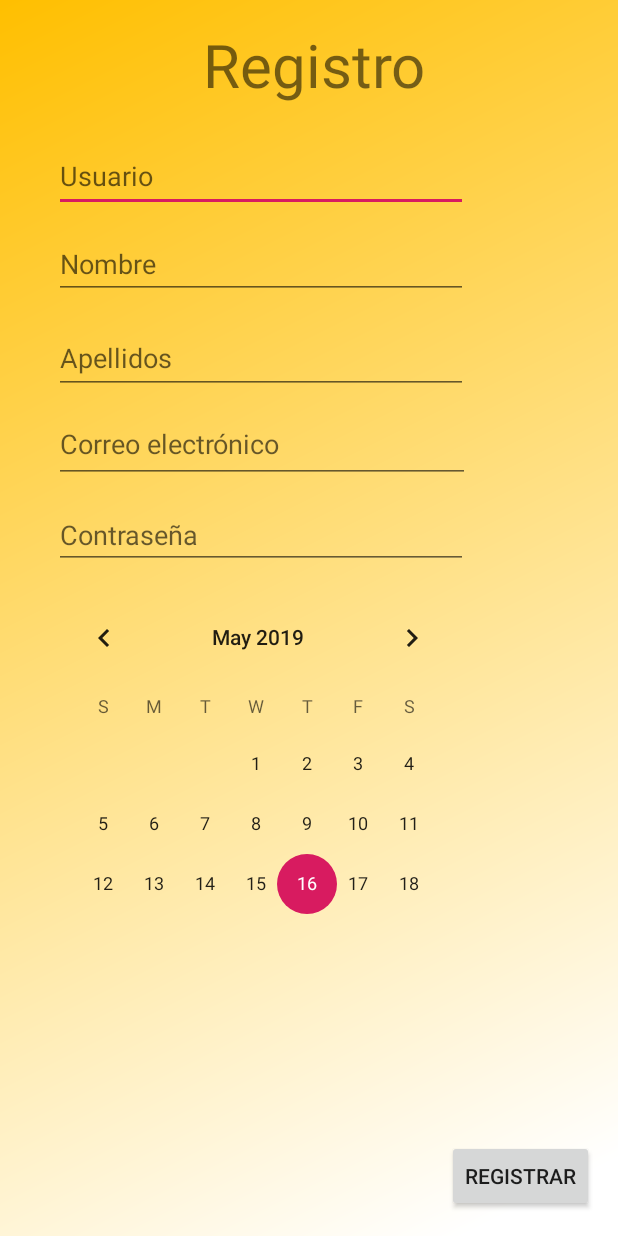
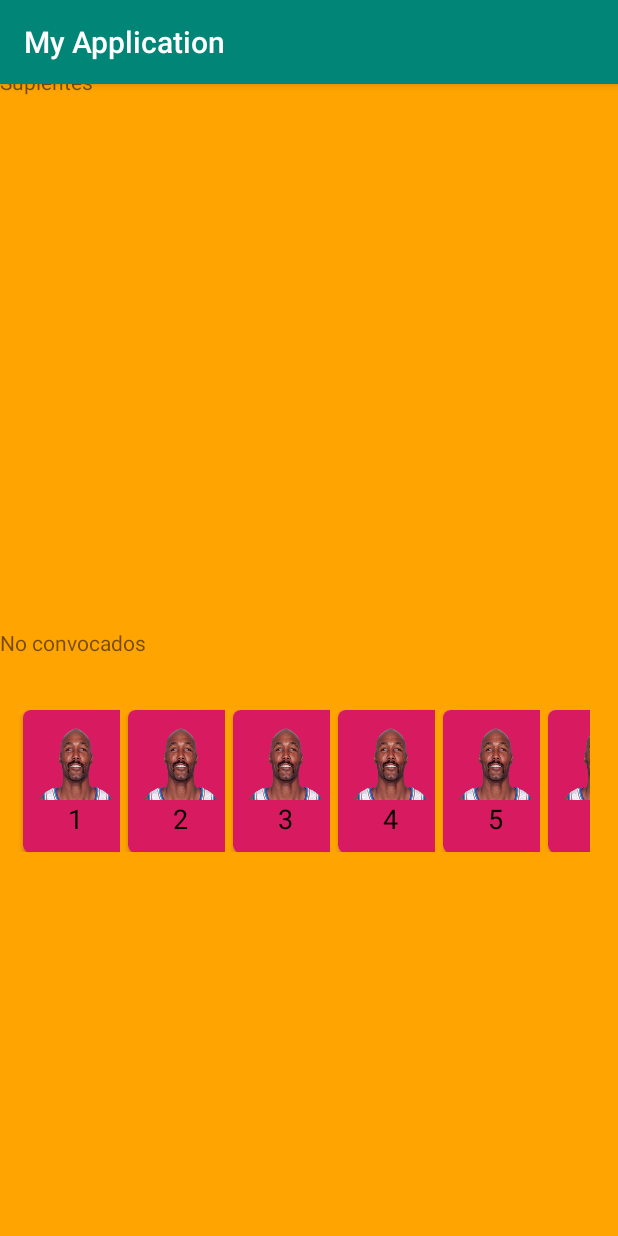
Before and after one commit to yoxavi82/TeamLeagueNBAGit, an Android app: the RegisterView screen opened directly, with no data from a screen before it, after a tap on "REGISTRAR", on a phone screen of 412 x 824 dp. Run offline under Robolectric (Android 15) with nearby library versions, the phone set to English and light mode, and no system bars.

Commit message:
recycle ok

```diff
--- a/app/build.gradle
+++ b/app/build.gradle
@@ -26,4 +26,7 @@ dependencies {
     testImplementation 'junit:junit:4.12'
     androidTestImplementation 'com.android.support.test:runner:1.0.2'
     androidTestImplementation 'com.android.support.test.espresso:espresso-core:3.0.2'
+
+    implementation 'com.android.support:recyclerview-v7:28.0.0'
+    implementation 'com.android.support:cardview-v7:28.0.0'
 }
--- a/app/src/main/AndroidManifest.xml
+++ b/app/src/main/AndroidManifest.xml
@@ -11,6 +11,8 @@
         android:supportsRtl="true"
         android:theme="@style/AppTheme">
         <activity android:name=".RegisterView"></activity>
+        <activity android:name=".Alineacion_Activity"></activity>
+
         <activity android:name=".MainActivity">
             <intent-filter>
                 <action android:name="android.intent.action.MAIN" />
@@ -24,4 +26,5 @@
             android:resource="@array/preloaded_fonts" />
     </application>
 
+
 </manifest>
--- a/app/src/main/java/cfgs/example/teamleaguenbagit/Alineacion.java
+++ b/app/src/main/java/com/example/myapplication/Alineacion.java
@@ -1,4 +1,4 @@
-package cfgs.example.teamleaguenbagit;
+package com.example.myapplication;
 
 import android.content.Context;
 import android.net.Uri;
@@ -7,8 +7,6 @@ import android.support.v4.app.Fragment;
 import android.view.LayoutInflater;
 import android.view.View;
 import android.view.ViewGroup;
-
-import com.example.myapplication.R;
 
 
 /**
--- /dev/null
+++ b/app/src/main/java/com/example/myapplication/Alineacion_Activity.java
@@ -0,0 +1,82 @@
+package com.example.myapplication;
+
+import android.graphics.Color;
+import android.support.constraint.ConstraintLayout;
+import android.support.v4.view.MotionEventCompat;
+import android.support.v7.app.AppCompatActivity;
+import android.os.Bundle;
+import android.support.v7.widget.LinearLayoutManager;
+import android.support.v7.widget.RecyclerView;
+import android.view.MotionEvent;
+import android.widget.ImageView;
+import android.widget.LinearLayout;
+
+import java.util.ArrayList;
+
+public class Alineacion_Activity extends AppCompatActivity {
+    ImageView suplente1,suplente2,suplente3,suplente4,suplente5,suplente6;
+    boolean moving = false;
+    LinearLayout a;
+    LinearLayout layout;
+    private RecyclerView recyclerView;
+    private ArrayList<PlayerModel> imageModelArrayList;
+    ConstraintLayout principal;
+    private PlayerAdapter adapter;
+
+   // private int[] myImageList = new int[]{R.drawable.uno, R.drawable.dos,R.drawable.dos, R.drawable.tres,R.drawable.uno,R.drawable.dos,R.drawable.tres};
+    private String[] myImageNameList = new String[]{"1","2" ,"3","4","5","6","7"};
+
+
+    @Override
+    protected void onCreate(Bundle savedInstanceState) {
+
+        super.onCreate(savedInstanceState);
+        setContentView(R.layout.activity_alineacion);
+        layout = findViewById(R.id.layout);
+        principal= findViewById(R.id.layoutPrincipal);
+        recyclerView = (RecyclerView) findViewById(R.id.suplentes);
+        imageModelArrayList = eatFruits();
+        adapter = new PlayerAdapter(this, imageModelArrayList);
+        recyclerView.setAdapter(adapter);
+        recyclerView.setLayoutManager(new LinearLayoutManager(getApplicationContext(), LinearLayoutManager.HORIZONTAL, false));
+
+
+    }
+
+    private ArrayList<PlayerModel> eatFruits(){
+
+        ArrayList<PlayerModel> list = new ArrayList<>();
+
+        for(int i = 0; i < 7; i++){
+            PlayerModel playerModel = new PlayerModel();
+            playerModel.setName(myImageNameList[i]);
+            playerModel.setImage_drawable(R.drawable.dos);
+            list.add(playerModel);
+        }
+
+        return list;
+    }
+
+    @Override
+    public boolean onTouchEvent(MotionEvent event) {
+        // TODO Auto-generated method stub
+
+        int action = MotionEventCompat.getActionMasked(event);
+        System.out.println(event.getDeviceId());
+        switch (action) {
+            case (MotionEvent.ACTION_DOWN):
+                return true;
+            case (MotionEvent.ACTION_MOVE):
+                return true;
+            case (MotionEvent.ACTION_UP):
+                return true;
+            case (MotionEvent.ACTION_CANCEL):
+                return true;
+            case (MotionEvent.ACTION_OUTSIDE):
+
+                return true;
+            default:
+                return super.onTouchEvent(event);
+        }
+    }
+}
--- /dev/null
+++ b/app/src/main/java/com/example/myapplication/PlayerAdapter.java
@@ -0,0 +1,58 @@
+package com.example.myapplication;
+
+import android.content.Context;
+import android.support.v7.widget.RecyclerView;
+import android.view.LayoutInflater;
+import android.view.View;
+import android.view.ViewGroup;
+import android.widget.ImageView;
+import android.widget.TextView;
+
+import java.util.ArrayList;
+
+public class PlayerAdapter extends RecyclerView.Adapter<PlayerAdapter.MyViewHolder> {
+
+    private LayoutInflater inflater;
+    private ArrayList<PlayerModel> imageModelArrayList;
+
+    public PlayerAdapter(Context ctx, ArrayList<PlayerModel> imageModelArrayList){
+
+        inflater = LayoutInflater.from(ctx);
+        this.imageModelArrayList = imageModelArrayList;
+    }
+
+    @Override
+    public MyViewHolder onCreateViewHolder(ViewGroup parent, int viewType) {
+
+        View view = inflater.inflate(R.layout.recycler_item, parent, false);
+        MyViewHolder holder = new MyViewHolder(view);
+
+        return holder;
+    }
+
+    @Override
+    public void onBindViewHolder(MyViewHolder holder, int position) {
+
+        holder.iv.setImageResource(imageModelArrayList.get(position).getImage_drawable());
+        holder.time.setText(imageModelArrayList.get(position).getName());
+    }
+
+    @Override
+    public int getItemCount() {
+        return imageModelArrayList.size();
+    }
+
+    class MyViewHolder extends RecyclerView.ViewHolder{
+
+        TextView time;
+        ImageView iv;
+
+        public MyViewHolder(View itemView) {
+            super(itemView);
+
+            time = (TextView) itemView.findViewById(R.id.tv);
+            iv = (ImageView) itemView.findViewById(R.id.iv);
+        }
+
+    }
+}
--- /dev/null
+++ b/app/src/main/java/com/example/myapplication/PlayerModel.java
@@ -0,0 +1,22 @@
+package com.example.myapplication;
+
+public class PlayerModel {
+    private String name;
+    private int image_drawable;
+
+    public String getName() {
+        return name;
+    }
+
+    public void setName(String name) {
+        this.name = name;
+    }
+
+    public int getImage_drawable() {
+        return image_drawable;
+    }
+
+    public void setImage_drawable(int image_drawable) {
+        this.image_drawable = image_drawable;
+    }
+}
--- a/app/src/main/java/com/example/myapplication/RegisterView.java
+++ b/app/src/main/java/com/example/myapplication/RegisterView.java
@@ -1,5 +1,6 @@
 package com.example.myapplication;
 
+import android.content.Intent;
 import android.support.annotation.NonNull;
 import android.support.v7.app.AppCompatActivity;
 import android.os.Bundle;
@@ -7,17 +8,13 @@ import android.view.View;
 import android.widget.Button;
 import android.widget.CalendarView;
 import android.widget.TextView;
-import android.widget.Toast;
 
 import java.sql.Connection;
 import java.sql.DriverManager;
 import java.sql.ResultSet;
 import java.sql.SQLException;
 import java.sql.Statement;
-import java.text.ParseException;
-import java.text.SimpleDateFormat;
 import java.util.ArrayList;
-import java.util.Date;
 
 public class RegisterView extends AppCompatActivity {
     TextView usuario,nombre,apellidos,correo;
@@ -84,7 +81,7 @@ public class RegisterView extends AppCompatActivity {
     };
 
 
-    public void registrar(View view)throws ParseException {
+    /*public void registrar(View view)throws ParseException {
         if(usuario.getText().toString()==""||nombre.getText().toString()==""|apellidos.getText().toString()==""|
                 correo.getText().toString()==""||fecha==null){
             Toast toast = Toast.makeText(getApplicationContext(),
@@ -96,5 +93,9 @@ public class RegisterView extends AppCompatActivity {
                     apellidos.getText().toString(),correo.getText().toString(),date1,0);
         }
 
+    }*/
+    public void click(View view){
+        Intent i = new Intent(this, Alineacion_Activity.class);
+        startActivity(i);
     }
 }
--- /dev/null
+++ b/app/src/main/res/layout/activity_alineacion.xml
@@ -0,0 +1,51 @@
+<?xml version="1.0" encoding="utf-8"?>
+<android.support.constraint.ConstraintLayout xmlns:android="http://schemas.android.com/apk/res/android"
+    xmlns:app="http://schemas.android.com/apk/res-auto"
+    xmlns:tools="http://schemas.android.com/tools"
+    android:id="@+id/layoutPrincipal"
+    android:layout_width="match_parent"
+    android:layout_height="match_parent"
+    android:background="#FFA400"
+    tools:context=".alineacion_Activity">
+
+    <android.support.v7.widget.RecyclerView
+        android:id="@+id/noConvocados"
+        android:layout_width="460dp"
+        android:layout_height="150dp"
+        android:padding="10dp"
+        tools:layout_editor_absoluteX="4dp"
+        tools:layout_editor_absoluteY="73dp" />
+
+    <TextView
+        android:id="@+id/textView3"
+        android:layout_width="wrap_content"
+        android:layout_height="wrap_content"
+        android:layout_marginTop="8dp"
+        android:layout_marginBottom="8dp"
+        android:text="No convocados"
+        app:layout_constraintBottom_toTopOf="@+id/suplentes"
+        app:layout_constraintTop_toBottomOf="@+id/noConvocados"
+        app:layout_constraintVertical_bias="0.946"
+        tools:layout_editor_absoluteX="4dp" />
+
+    <android.support.v7.widget.RecyclerView
+        android:id="@+id/suplentes"
+        android:layout_width="403dp"
+        android:layout_height="150dp"
+        android:layout_marginBottom="216dp"
+        android:padding="10dp"
+        app:layout_constraintBottom_toBottomOf="parent"
+        tools:layout_editor_absoluteX="4dp" />
+
+    <TextView
+        android:id="@+id/textView2"
+        android:layout_width="77dp"
+        android:layout_height="24dp"
+        android:layout_marginTop="8dp"
+        android:layout_marginBottom="8dp"
+        android:text="Suplentes"
+        app:layout_constraintBottom_toTopOf="@+id/noConvocados"
+        app:layout_constraintTop_toTopOf="parent"
+        tools:layout_editor_absoluteX="16dp" />
+
+</android.support.constraint.ConstraintLayout>
--- a/app/src/main/res/layout/activity_register_view.xml
+++ b/app/src/main/res/layout/activity_register_view.xml
@@ -70,9 +70,8 @@
         android:layout_width="wrap_content"
         android:layout_height="wrap_content"
         android:layout_marginEnd="16dp"
-        android:layout_marginRight="16dp"
         android:layout_marginBottom="16dp"
-        android:onClick="registrar"
+        android:onClick="click"
         android:text="Registrar"
         app:layout_constraintBottom_toBottomOf="parent"
         app:layout_constraintEnd_toEndOf="parent" />
--- a/app/src/main/res/layout/alineacion.xml
+++ b/app/src/main/res/layout/alineacion.xml
@@ -20,6 +20,6 @@
         android:layout_width="400dp"
         android:layout_height="121dp"
         android:orientation="horizontal"
-        tools:layout_editor_absoluteX="8dp"
-        tools:layout_editor_absoluteY="505dp"></LinearLayout>
+        tools:layout_editor_absoluteX="5dp"
+        tools:layout_editor_absoluteY="553dp"></LinearLayout>
 </android.support.constraint.ConstraintLayout>
--- /dev/null
+++ b/app/src/main/res/layout/recycler_item.xml
@@ -0,0 +1,48 @@
+<?xml version="1.0" encoding="utf-8"?>
+<LinearLayout xmlns:android="http://schemas.android.com/apk/res/android"
+    xmlns:app="http://schemas.android.com/apk/res-auto"
+    android:layout_width="70dp"
+    android:layout_height="100dp"
+
+    android:background="@android:color/transparent">
+
+    <android.support.v7.widget.CardView
+        android:id="@+id/card_view"
+        android:layout_width="70dp"
+        android:layout_height="95dp"
+        android:layout_margin="5dp"
+        android:background="@android:color/transparent"
+        app:cardCornerRadius="5dp">
+
+        <LinearLayout
+            android:id="@+id/layout"
+            android:layout_width="wrap_content"
+            android:layout_height="95dp"
+
+            android:background="@color/colorAccent"
+            android:orientation="vertical"
+            android:padding="10dp">
+
+            <ImageView
+                android:id="@+id/iv"
+                android:layout_width="50dp"
+
+                android:layout_height="50dp"
+                android:gravity="center"
+                android:scaleType="fitXY"
+                android:src="@drawable/dos" />
+
+            <TextView
+                android:id="@+id/tv"
+                android:layout_width="match_parent"
+                android:layout_height="match_parent"
+                android:gravity="center"
+                android:text="Image"
+                android:textColor="#000"
+                android:textSize="18sp" />
+
+        </LinearLayout>
+
+    </android.support.v7.widget.CardView>
+
+</LinearLayout>
```
Also changed, not shown: app/src/main/res/drawable/apple.png (added), app/src/main/res/drawable/dos.png (added), app/src/main/res/drawable/player.png (added).
